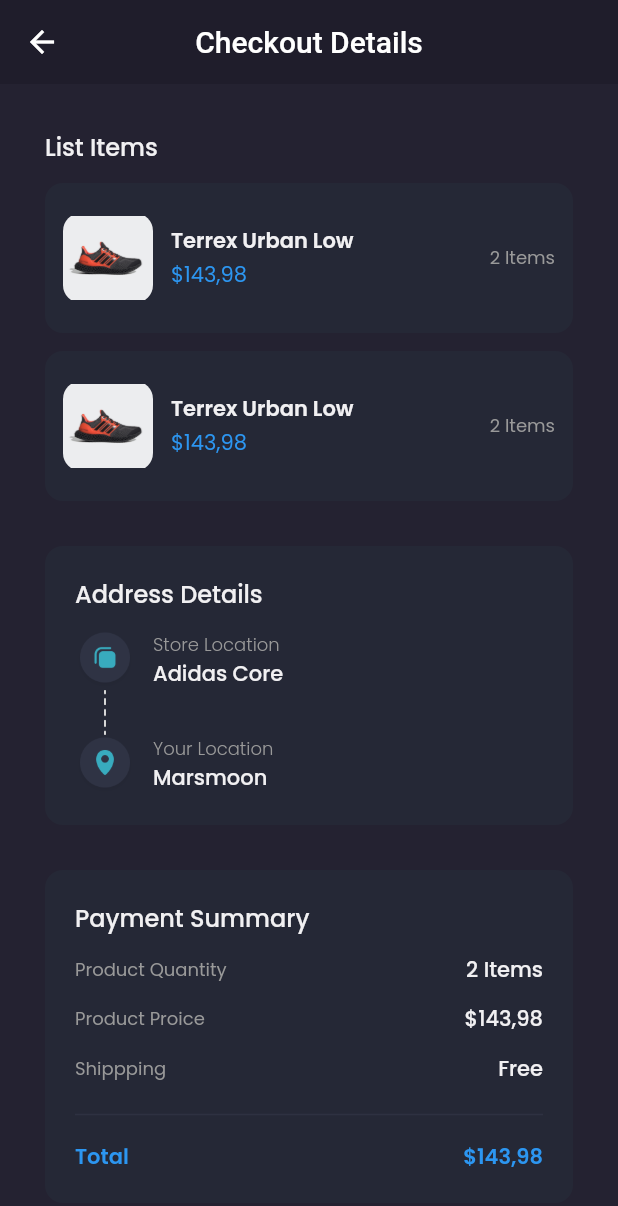
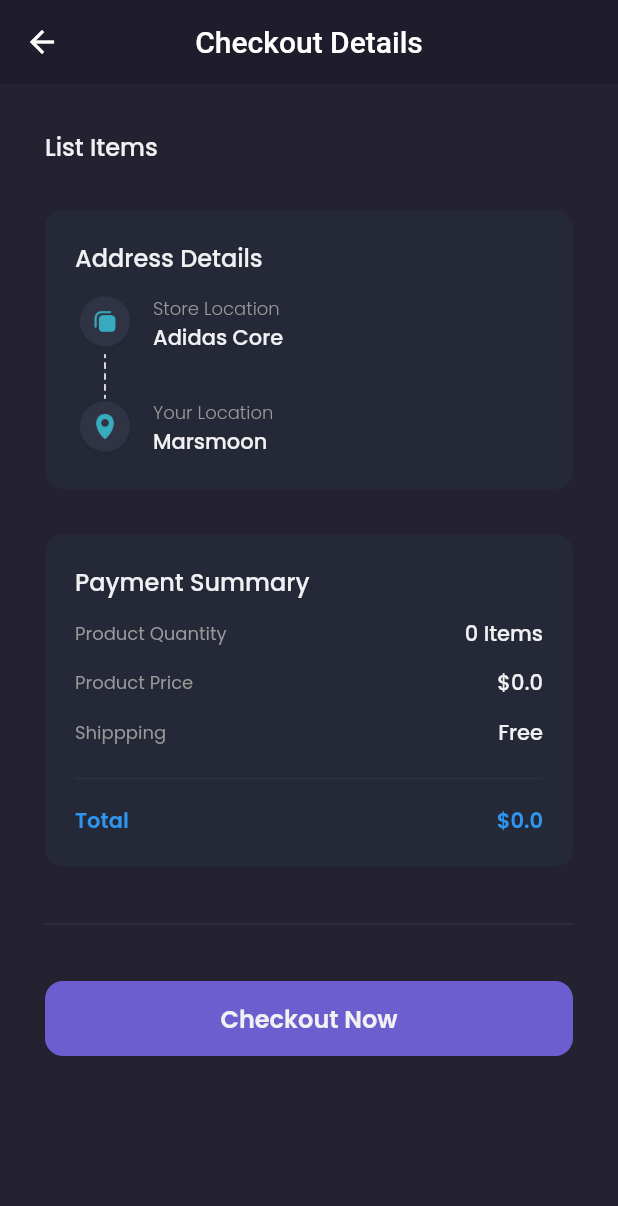
Before and after one commit to daruanugerah/flutter-ecommerce-provider-laravelapi, a Flutter app: the CheckoutPage screen opened by its route, on a phone screen of 412 x 824 dp. Shown: the top 1206 px of the screen. Run offline on Flutter 3.47's test engine with Material 2 defaults, Android fonts, the phone set to English and light mode, and no system bars; our stand-ins replace carousel_slider, google_fonts; accounts and stored records are empty; network calls fail.

Commit message:
make checkout page data dynamic

```diff
--- a/lib/pages/checkout_page.dart
+++ b/lib/pages/checkout_page.dart
@@ -1,10 +1,14 @@
+import 'package:bwa_ecom_prov/providers/cart_provider.dart';
 import 'package:bwa_ecom_prov/theme.dart';
 import 'package:bwa_ecom_prov/widgets/checkout_card.dart';
 import 'package:flutter/material.dart';
+import 'package:provider/provider.dart';
 
 class CheckoutPage extends StatelessWidget {
   @override
   Widget build(BuildContext context) {
+    CartProvider cartProvider = Provider.of<CartProvider>(context);
+
     Widget header() {
       return AppBar(
         backgroundColor: backgroundColor1,
@@ -31,8 +35,13 @@
                     fontWeight: medium,
                   ),
                 ),
-                CheckoutCard(),
-                CheckoutCard(),
+                Column(
+                  children: cartProvider.carts
+                      .map(
+                        (e) => CheckoutCard(e),
+                      )
+                      .toList(),
+                ),
               ],
             ),
           ),
@@ -147,7 +156,9 @@
                       style: secondaryTextStyle.copyWith(fontSize: 12),
                     ),
                     Text(
-                      '2 Items',
+                      cartProvider.totalItems() == 1
+                          ? '${cartProvider.totalItems()} Item'
+                          : '${cartProvider.totalItems()} Items',
                       style: primaryTextStyle.copyWith(
                         fontWeight: medium,
                       ),
@@ -161,11 +172,11 @@
                   mainAxisAlignment: MainAxisAlignment.spaceBetween,
                   children: [
                     Text(
-                      'Product Proice',
+                      'Product Price',
                       style: secondaryTextStyle.copyWith(fontSize: 12),
                     ),
                     Text(
-                      '\$143,98',
+                      '\$${cartProvider.totalPrice()}',
                       style: primaryTextStyle.copyWith(
                         fontWeight: medium,
                       ),
@@ -210,7 +221,7 @@
                       ),
                     ),
                     Text(
-                      '\$143,98',
+                      '\$${cartProvider.totalPrice()}',
                       style: priceTextStyle.copyWith(
                         fontWeight: semiBold,
                       ),
@@ -234,7 +245,8 @@
             margin: EdgeInsets.symmetric(vertical: defaultMargin),
             child: TextButton(
               onPressed: () {
-                Navigator.pushNamedAndRemoveUntil(context, '/checkout-success', (route) => false);
+                Navigator.pushNamedAndRemoveUntil(
+                    context, '/checkout-success', (route) => false);
               },
               child: Text(
                 'Checkout Now',
--- a/lib/widgets/checkout_card.dart
+++ b/lib/widgets/checkout_card.dart
@@ -1,7 +1,12 @@
+import 'package:bwa_ecom_prov/models/cart_model.dart';
 import 'package:bwa_ecom_prov/theme.dart';
 import 'package:flutter/material.dart';
 
 class CheckoutCard extends StatelessWidget {
+  final CartModel cartModel;
+
+  CheckoutCard(this.cartModel);
+
   @override
   Widget build(BuildContext context) {
     return Container(
@@ -22,7 +27,7 @@
             decoration: BoxDecoration(
               borderRadius: BorderRadius.circular(12),
               image: DecorationImage(
-                image: AssetImage('assets/image_shoes.png'),
+                image: NetworkImage(cartModel.productModel.galleries[0].url),
               ),
             ),
           ),
@@ -34,7 +39,7 @@
               crossAxisAlignment: CrossAxisAlignment.start,
               children: [
                 Text(
-                  'Terrex Urban Low',
+                  cartModel.productModel.name,
                   style: primaryTextStyle.copyWith(
                     fontWeight: semiBold,
                   ),
@@ -44,7 +49,7 @@
                   height: 2,
                 ),
                 Text(
-                  '\$143,98',
+                  '\$${cartModel.productModel.price}',
                   style: priceTextStyle,
                 )
               ],
@@ -54,7 +59,9 @@
             width: 12,
           ),
           Text(
-            '2 Items',
+            cartModel.quantity == 1
+                ? '${cartModel.quantity.toString()} Item'
+                : '${cartModel.quantity.toString()} Items',
             style: secondaryTextStyle.copyWith(
               fontSize: 12,
             ),
```
